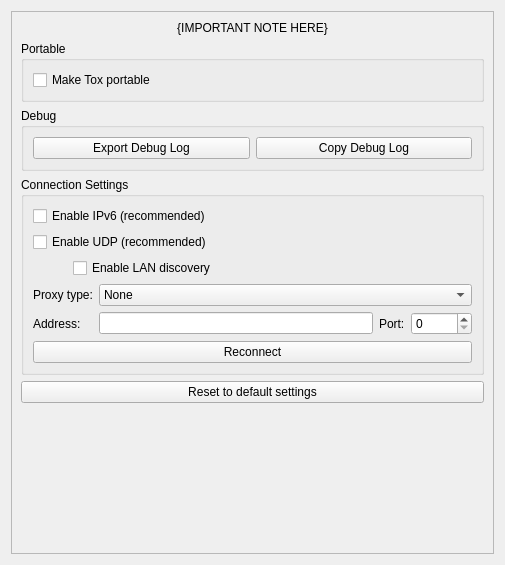
Old version of the form src/widget/form/settings/advancedsettings.ui in the repository qTox/qTox.
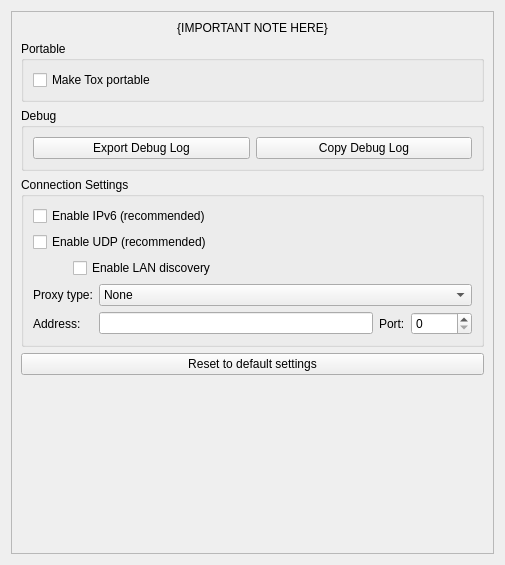
New version of the form. Custom widgets are drawn as their Qt base class.

Commit message:
fix: remove reconnect button
The button didn't work that well and caused all kinds of issues inside
the code, so I replaced it by a notice that changes to the Advanced
settings only apply after a restart of qTox.

In the process I also removed all code that was exclusively used for
that feature.

We may add it back later when qTox's internal architecture makes it less
cumbersome.

Patch:
```diff
--- a/src/widget/form/settings/advancedsettings.ui
+++ b/src/widget/form/settings/advancedsettings.ui
@@ -201,15 +201,7 @@
            </layout>
           </item>
           <item>
-           <layout class="QHBoxLayout" name="horizontalLayout_4">
-            <item>
-             <widget class="QPushButton" name="reconnectButton">
-              <property name="text">
-               <string comment="reconnect button">Reconnect</string>
-              </property>
-             </widget>
-            </item>
-           </layout>
+           <layout class="QHBoxLayout" name="horizontalLayout_4"/>
           </item>
          </layout>
         </widget>
```
Left out of the diff: 13 changed lines with no effect on the pictures. Lines whose indentation alone changed are shown as unchanged. The commit also changes 6 other files.
